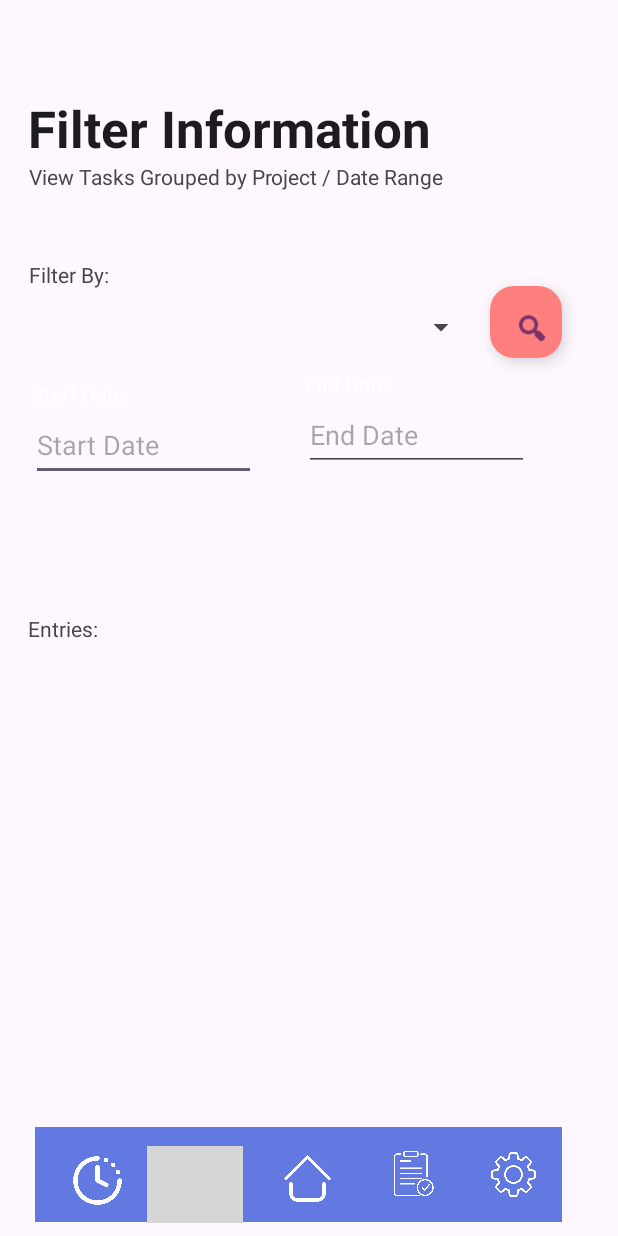
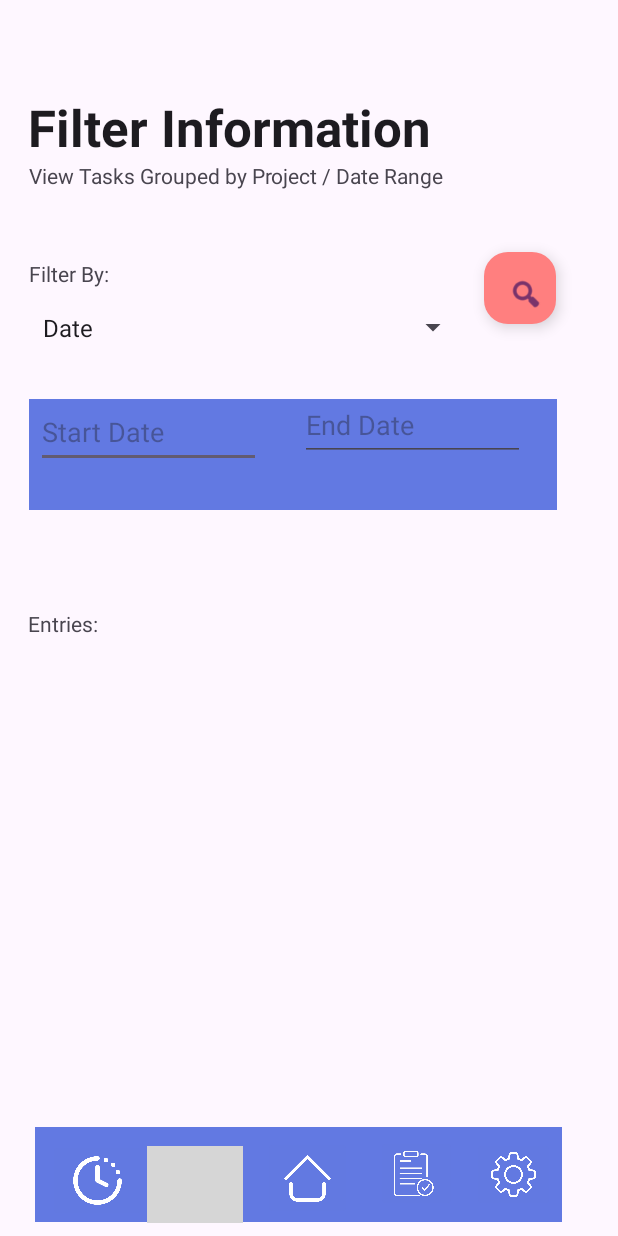
Before and after one commit to ST10055763/FocusClock, an Android app: the FilterInformationActivty screen opened directly, with no data from a screen before it, on a phone screen of 412 x 824 dp. Run offline under Robolectric (Android 15) with nearby library versions, the phone set to English and light mode, and no system bars; our stand-ins replace Firebase (no records; nobody signed in at launch, a user with empty details on screens opened directly); grey boxes are pictures that could not be loaded.

Commit message:
added all code for the filter and recycylerview in the relevant page

```diff
--- a/app/src/main/java/com/example/focusclock/FilterInformationActivty.kt
+++ b/app/src/main/java/com/example/focusclock/FilterInformationActivty.kt
@@ -1,12 +1,54 @@
 package com.example.focusclock
 
+import android.app.DatePickerDialog
+import android.content.Intent
 import android.os.Bundle
+import android.view.View
+import android.widget.AdapterView
+import android.widget.ArrayAdapter
+import android.widget.EditText
+import android.widget.ImageButton
+import android.widget.ImageView
+import android.widget.Spinner
+import android.widget.Toast
 import androidx.activity.enableEdgeToEdge
 import androidx.appcompat.app.AppCompatActivity
 import androidx.core.view.ViewCompat
 import androidx.core.view.WindowInsetsCompat
+import androidx.recyclerview.widget.LinearLayoutManager
+import androidx.recyclerview.widget.RecyclerView
+import com.google.android.material.floatingactionbutton.FloatingActionButton
+import com.google.firebase.Firebase
+import com.google.firebase.auth.auth
+import com.google.firebase.firestore.FirebaseFirestore
+import java.text.ParseException
+import java.text.SimpleDateFormat
+import java.util.Calendar
+import java.util.Date
+import java.util.Locale
 
 class FilterInformationActivty : AppCompatActivity() {
+
+    // Define your Firestore instance
+    private val db = FirebaseFirestore.getInstance()
+
+    private lateinit var selectionSpinner : Spinner
+    private lateinit var searchButton : FloatingActionButton
+    private lateinit var etStartDate : EditText
+    private lateinit var etEndDate : EditText
+    private lateinit var recViewEntries : RecyclerView
+    private lateinit var backingDate : ImageView
+
+    private lateinit var settingsButton : ImageButton //- R
+    private lateinit var timerButton: ImageButton
+    private lateinit var filterButton: ImageButton
+    private lateinit var homeButton: ImageButton
+    private lateinit var projectButton: ImageButton
+
+    //private val projects = mutableListOf<ProjectDisplay>()
+    private val timeentries = mutableListOf<TimeEntryFilterDisplay>()
+    private lateinit var recadapter: FilterInformationAdapter
+
     override fun onCreate(savedInstanceState: Bundle?) {
         super.onCreate(savedInstanceState)
         enableEdgeToEdge()
@@ -16,5 +58,284 @@ class FilterInformationActivty : AppCompatActivity() {
             v.setPadding(systemBars.left, systemBars.top, systemBars.right, systemBars.bottom)
             insets
         }
+
+        settingsButton = findViewById(R.id.navbarSettings)
+        settingsButton.setOnClickListener{
+            var KtoEIntent = Intent(this, SettingsActivity::class.java)
+            startActivity(KtoEIntent)
+        }
+
+        timerButton = findViewById(R.id.navbarPomodoro)
+        timerButton.setOnClickListener{
+            var timerIntent = Intent(this, PomodoroActivity::class.java)
+            startActivity(timerIntent)
+        }
+
+        filterButton = findViewById(R.id.navbarFilter)
+        filterButton.setOnClickListener{
+            var filterIntent = Intent(this, FilterInformationActivty::class.java)
+            startActivity(filterIntent)
+        }
+
+        homeButton = findViewById(R.id.navbarHome)
+        homeButton.setOnClickListener{
+            var homeIntent = Intent(this, HomePageActivity::class.java)
+            startActivity(homeIntent)
+        }
+
+        projectButton = findViewById(R.id.navbarEntries)
+        projectButton.setOnClickListener{
+            var homeIntent = Intent(this, ViewProjectsActivity::class.java)
+            startActivity(homeIntent)
+        }
+
+        selectionSpinner = findViewById(R.id.spinnerFPFilterBy)
+
+        // Create an ArrayAdapter using the string array and a default spinner layout
+        // Create an ArrayAdapter using the string array and a default spinner layout
+        val adapter = ArrayAdapter<CharSequence>(this, android.R.layout.simple_spinner_item)
+
+        adapter.setDropDownViewResource(android.R.layout.simple_spinner_dropdown_item)
+
+        adapter.add("Date")
+        adapter.add("Project")
+
+        selectionSpinner.setAdapter(adapter)
+
+        etStartDate = findViewById(R.id.edtFIStartDate)
+        etEndDate = findViewById(R.id.edtFIEndDate)
+        backingDate = findViewById(R.id.ivFIDateBack)
+
+        selectionSpinner.onItemSelectedListener = object : AdapterView.OnItemSelectedListener {
+            override fun onItemSelected(parent: AdapterView<*>?, view: View?, position: Int, id: Long) {
+                val selectedItem = parent?.getItemAtPosition(position).toString()
+
+                // Check which option is selected
+                when (selectedItem) {
+                    "Date" -> {
+                        // Show date related form components
+                        etStartDate.visibility = View.VISIBLE
+                        etEndDate.visibility = View.VISIBLE
+                        backingDate.visibility = View.VISIBLE
+                    }
+                    "Project" -> {
+                        // Show project related form components
+                        etStartDate.visibility = View.GONE
+                        etEndDate.visibility = View.GONE
+                        backingDate.visibility = View.GONE
+                    }
+                }
+            }
+            override fun onNothingSelected(parent: AdapterView<*>?) {
+                // Do nothing if nothing is selected
+            }
+        }
+
+        etStartDate.setOnClickListener{
+            showDatePickerDialogStart()
+        }
+
+        etEndDate.setOnClickListener{
+            showDatePickerDialogEnd()
+        }
+
+        searchButton = findViewById(R.id.floatActBtnFISearch)
+        recViewEntries = findViewById(R.id.recViewFIEntries)
+
+        recadapter = FilterInformationAdapter(timeentries)
+        recViewEntries.adapter = recadapter
+
+        // Set a layout manager (e.g., LinearLayoutManager)
+        recViewEntries.layoutManager = LinearLayoutManager(this)
+
+        // Add ItemDecoration with desired spacing
+        val itemDecoration = SpaceItemDecoration(spaceHeight = resources.getDimensionPixelSize(R.dimen.item_spacing))
+        recViewEntries.addItemDecoration(itemDecoration)
+
+        val user = Firebase.auth.currentUser
+        val userId = user?.uid
+
+        // fetch data here
+        //fetchAndPopulateFireStoreHomeEntries(firebaseUUID, currentDate)
+
+        searchButton.setOnClickListener {
+            // Get the selected item from the spinner
+            val selectedItem = selectionSpinner.selectedItem.toString()
+
+            // Check which option is selected
+            when (selectedItem) {
+                "Date" -> {
+
+                    if (etStartDate.text.isNullOrEmpty() || etEndDate.text.isNullOrEmpty()) {
+                        Toast.makeText(this, "Please enter a valid range", Toast.LENGTH_SHORT).show()
+                    } else {
+                        val startDate = parseDate(etStartDate.text.toString())
+                        val endDate = parseDate(etEndDate.text.toString())
+
+                        if (startDate != null && endDate != null) {
+                            if (endDate.after(startDate)) {
+
+                                fetchAndPopulateFireStoreDateEntries(userId, etStartDate.toString(), etEndDate.toString())
+                            } else {
+                                Toast.makeText(this, "End date must be after start date", Toast.LENGTH_SHORT).show()
+                            }
+                        } else {
+                            Toast.makeText(this, "Invalid date format", Toast.LENGTH_SHORT).show()
+                        }
+                    }
+                }
+                "Project" -> {
+                    fetchAndPopulateFireStoreProjects(userId)
+                }
+            }
+        }
     }
+
+    private fun parseDate(dateString: String): Date? {
+        val formatter = SimpleDateFormat("MM/dd/yyyy")
+        return try {
+            formatter.parse(dateString)
+        } catch (e: ParseException) {
+            null
+        }
+    }
+
+
+    private fun showDatePickerDialogStart() {
+        val calendar = Calendar.getInstance()
+        val year = calendar.get(Calendar.YEAR)
+        val month = calendar.get(Calendar.MONTH)
+        val day = calendar.get(Calendar.DAY_OF_MONTH)
+
+        val datePickerDialog = DatePickerDialog(this, {_, selectedYear, selectedMonth, selectedDay ->
+            val selectedDate = String.format(Locale.getDefault(), "%02d/%02d/%04d", selectedMonth + 1, selectedDay, selectedYear)
+            etStartDate.setText(selectedDate)
+        }, year, month, day)
+
+        datePickerDialog.show()
+    }
+
+    private fun showDatePickerDialogEnd() {
+        val calendar = Calendar.getInstance()
+        val year = calendar.get(Calendar.YEAR)
+        val month = calendar.get(Calendar.MONTH)
+        val day = calendar.get(Calendar.DAY_OF_MONTH)
+
+        val datePickerDialog = DatePickerDialog(this, {_, selectedYear, selectedMonth, selectedDay ->
+            val selectedDate = String.format(Locale.getDefault(), "%02d/%02d/%04d", selectedMonth + 1, selectedDay, selectedYear)
+            etEndDate.setText(selectedDate)
+        }, year, month, day)
+
+        datePickerDialog.show()
+    }
+
+    private fun fetchAndPopulateFireStoreDateEntries(userID:String?, startDate:String, endDate:String)
+    {
+        val entriesref = db.collection("timeentry")
+
+        entriesref
+            .whereEqualTo("firebaseUUID", userID)
+            .whereGreaterThanOrEqualTo("dateentry", startDate)
+            .whereLessThanOrEqualTo("dateentry", endDate)
+            .get()
+            .addOnSuccessListener { querySnapshot ->
+                for (document in querySnapshot.documents) {
+
+                    val firebaseUUID = document.getString("firebaseUUID") ?: ""
+                    val startTimeString = document.getString("startTime") ?: ""
+                    val endTimeString = document.getString("endTime") ?: ""
+                    val selectedTask = document.getString("selectedTask") ?: ""
+                    val entryProject = document.getString("entryProject") ?: ""
+                    val timeEntryPicRef = document.getString("timeEntryPicRef") ?: ""
+                    val dateentry = document.getString("dateentry") ?: ""
+
+                    val currentEntry = TimeEntryFilterDisplay(firebaseUUID, startTimeString, endTimeString, selectedTask, entryProject, timeEntryPicRef, dateentry, 0.0)
+
+                    // Convert start time and end time to Date objects
+                    val dummyDate = "1970-01-01 "
+                    val startTime = SimpleDateFormat("yyyy-MM-dd HH:mm:ss").parse(dummyDate + startTimeString)
+                    val endTime = SimpleDateFormat("yyyy-MM-dd HH:mm:ss").parse(dummyDate + endTimeString)
+
+                    // Calculate the duration between start time and end time in milliseconds
+                    val durationMillis = endTime.time - startTime.time
+
+                    // Convert duration from milliseconds to hours
+                    val hours = durationMillis.toDouble() / (1000 * 60 * 60)
+
+                    currentEntry.durationTask = hours
+
+                    timeentries.add(currentEntry)
+                }
+                // After fetching data, notify the adapter of the change
+                recadapter.notifyDataSetChanged()
+            }
+    }
+
+    private fun fetchAndPopulateFireStoreProjects(userID: String?) {
+        val db = FirebaseFirestore.getInstance()
+        val progref = db.collection("projects")
+        progref
+            .whereEqualTo("firebaseUUID", userID)
+            .get()
+            .addOnSuccessListener { querySnapshot ->
+                for (document in querySnapshot.documents) {
+                    val projectID = document.id
+                    val firebaseUUID = document.getString("firebaseUUID") ?: ""
+                    val pname = document.getString("pname") ?: ""
+                    val ddate = document.getString("ddate") ?: ""
+                    // Convert the "ghrs" string to an integer or default to 0 if conversion fails
+                    val ghrs = document.getString("ghrs")?.toIntOrNull() ?: 0
+
+                    val project = ProjectDisplay(projectID, firebaseUUID, pname, ddate, ghrs, 0, 0.0)
+
+                    fetchSpecificProjectEntries(userID, project)
+                }
+                // After fetching data, notify the adapter of the change
+                recadapter.notifyDataSetChanged()
+            }
+    }
+
+    private fun fetchSpecificProjectEntries(userID: String?, project: ProjectDisplay) {
+        var totalTasks: Int = 0
+        var totalHours: Double = 0.0 // Assuming you want to store hours as a double
+
+        val db = FirebaseFirestore.getInstance()
+        val entriesref = db.collection("timeentry")
+        entriesref
+            .whereEqualTo("firebaseUUID", userID)
+            .whereEqualTo("entryproject", project.pname)
+            .get()
+            .addOnSuccessListener { querySnapshot ->
+                for (document in querySnapshot.documents) {
+
+                    val firebaseUUID = document.getString("firebaseUUID") ?: ""
+                    val startTimeString = document.getString("startTime") ?: ""
+                    val endTimeString = document.getString("endTime") ?: ""
+                    val selectedTask = document.getString("selectedTask") ?: ""
+                    val entryProject = document.getString("entryProject") ?: ""
+                    val timeEntryPicRef = document.getString("timeEntryPicRef") ?: ""
+                    val dateentry = document.getString("dateentry") ?: ""
+
+                    val currentEntry = TimeEntryFilterDisplay(firebaseUUID, startTimeString, endTimeString, selectedTask, entryProject, timeEntryPicRef, dateentry, 0.0)
+
+                    // Convert start time and end time to Date objects
+                    val dummyDate = "1970-01-01 "
+                    val startTime = SimpleDateFormat("yyyy-MM-dd HH:mm:ss").parse(dummyDate + startTimeString)
+                    val endTime = SimpleDateFormat("yyyy-MM-dd HH:mm:ss").parse(dummyDate + endTimeString)
+
+                    // Calculate the duration between start time and end time in milliseconds
+                    val durationMillis = endTime.time - startTime.time
+
+                    // Convert duration from milliseconds to hours
+                    val hours = durationMillis.toDouble() / (1000 * 60 * 60)
+
+                    currentEntry.durationTask = hours
+
+                    timeentries.add(currentEntry)
+                }
+                // After fetching data, notify the adapter of the change
+                recadapter.notifyDataSetChanged()
+            }
+    }
+
 }
--- a/app/src/main/java/com/example/focusclock/ViewProjectsActivity.kt
+++ b/app/src/main/java/com/example/focusclock/ViewProjectsActivity.kt
@@ -139,8 +139,9 @@ class ViewProjectsActivity : AppCompatActivity() {
                     val endTimeString = document.getString("endTime") ?: ""
 
                     // Convert start time and end time to Date objects
-                    val startTime = SimpleDateFormat("yyyy-MM-dd HH:mm:ss").parse(startTimeString)
-                    val endTime = SimpleDateFormat("yyyy-MM-dd HH:mm:ss").parse(endTimeString)
+                    val dummyDate = "1970-01-01 "
+                    val startTime = SimpleDateFormat("yyyy-MM-dd HH:mm:ss").parse(dummyDate + startTimeString)
+                    val endTime = SimpleDateFormat("yyyy-MM-dd HH:mm:ss").parse(dummyDate + endTimeString)
 
                     // Calculate the duration between start time and end time in milliseconds
                     val durationMillis = endTime.time - startTime.time
--- a/app/src/main/res/layout/activity_filter_information_activty.xml
+++ b/app/src/main/res/layout/activity_filter_information_activty.xml
@@ -136,8 +136,8 @@
 
     <Spinner
         android:id="@+id/spinnerFPFilterBy"
-        android:layout_width="300dp"
-        android:layout_height="48dp"
+        android:layout_width="292dp"
+        android:layout_height="50dp"
         app:layout_constraintBottom_toBottomOf="parent"
         app:layout_constraintEnd_toStartOf="@+id/floatActBtnFISearch"
         app:layout_constraintHorizontal_bias="0.678"
@@ -146,30 +146,18 @@
         app:layout_constraintVertical_bias="0.25" />
 
     <ImageView
-        android:id="@+id/tvFIDateBack"
-        android:layout_width="358dp"
-        android:layout_height="75dp"
+        android:id="@+id/ivFIDateBack"
+        android:layout_width="352dp"
+        android:layout_height="74dp"
+        android:background="@color/fcBlue"
+        android:backgroundTint="@color/fcBlue"
         app:layout_constraintBottom_toTopOf="@+id/tvFIEntries"
         app:layout_constraintEnd_toEndOf="parent"
-        app:layout_constraintHorizontal_bias="0.301"
+        app:layout_constraintHorizontal_bias="0.322"
         app:layout_constraintStart_toStartOf="parent"
         app:layout_constraintTop_toTopOf="parent"
-        app:layout_constraintVertical_bias="0.795"
+        app:layout_constraintVertical_bias="0.802"
         tools:srcCompat="@color/fcBlue" />
-
-    <TextView
-        android:id="@+id/tvFIStartDate"
-        android:layout_width="wrap_content"
-        android:layout_height="wrap_content"
-        android:layout_marginTop="8dp"
-        android:text="Start Date:"
-        android:textColor="#FFFFFF"
-        app:layout_constraintBottom_toTopOf="@+id/edtFIStartDate"
-        app:layout_constraintEnd_toEndOf="@+id/edtFIStartDate"
-        app:layout_constraintHorizontal_bias="0.056"
-        app:layout_constraintStart_toStartOf="@+id/tvFIDateBack"
-        app:layout_constraintTop_toBottomOf="@+id/spinnerFPFilterBy"
-        app:layout_constraintVertical_bias="0.75" />
 
     <EditText
         android:id="@+id/edtFIStartDate"
@@ -181,51 +169,37 @@
         android:textColor="#FFFFFF"
         app:layout_constraintBottom_toTopOf="@+id/recViewFIEntries"
         app:layout_constraintEnd_toStartOf="@+id/edtFIEndDate"
-        app:layout_constraintHorizontal_bias="0.135"
-        app:layout_constraintStart_toStartOf="@+id/tvFIDateBack"
+        app:layout_constraintHorizontal_bias="0.161"
+        app:layout_constraintStart_toStartOf="@+id/ivFIDateBack"
         app:layout_constraintTop_toBottomOf="@+id/spinnerFPFilterBy"
-        app:layout_constraintVertical_bias="0.221" />
-
-    <TextView
-        android:id="@+id/tvFIEndDate"
-        android:layout_width="wrap_content"
-        android:layout_height="wrap_content"
-        android:text="End Date:"
-        android:textColor="#FFFFFF"
-        app:layout_constraintBottom_toTopOf="@+id/edtFIEndDate"
-        app:layout_constraintEnd_toEndOf="@+id/edtFIEndDate"
-        app:layout_constraintHorizontal_bias="0.0"
-        app:layout_constraintStart_toStartOf="@+id/edtFIEndDate"
-        app:layout_constraintTop_toTopOf="@+id/tvFIDateBack"
-        app:layout_constraintVertical_bias="1.0" />
+        app:layout_constraintVertical_bias="0.155" />
 
     <EditText
         android:id="@+id/edtFIEndDate"
         android:layout_width="150dp"
         android:layout_height="48dp"
-        android:layout_marginTop="24dp"
+        android:layout_marginTop="16dp"
         android:ems="10"
         android:hint="End Date"
         android:inputType="date"
         android:textColor="#FFFFFF"
-        app:layout_constraintEnd_toEndOf="@+id/tvFIDateBack"
-        app:layout_constraintHorizontal_bias="0.899"
-        app:layout_constraintStart_toStartOf="@+id/tvFIDateBack"
+        app:layout_constraintEnd_toEndOf="@+id/ivFIDateBack"
+        app:layout_constraintHorizontal_bias="0.896"
+        app:layout_constraintStart_toStartOf="@+id/ivFIDateBack"
         app:layout_constraintTop_toBottomOf="@+id/spinnerFPFilterBy" />
 
     <com.google.android.material.floatingactionbutton.FloatingActionButton
         android:id="@+id/floatActBtnFISearch"
         android:layout_width="48dp"
         android:layout_height="48dp"
+        android:layout_marginTop="168dp"
         android:clickable="true"
         android:contentDescription="search"
         app:backgroundTint="#FF7F7F"
-        app:layout_constraintBottom_toTopOf="@+id/tvFIEndDate"
         app:layout_constraintEnd_toEndOf="parent"
-        app:layout_constraintHorizontal_bias="0.898"
+        app:layout_constraintHorizontal_bias="0.887"
         app:layout_constraintStart_toStartOf="parent"
         app:layout_constraintTop_toTopOf="parent"
-        app:layout_constraintVertical_bias="0.96"
         app:srcCompat="@android:drawable/ic_menu_search" />
 
     <TextView
```
Also changed, not shown: app/src/main/java/com/example/focusclock/HomePageActivity.kt (+4 -3 lines).
